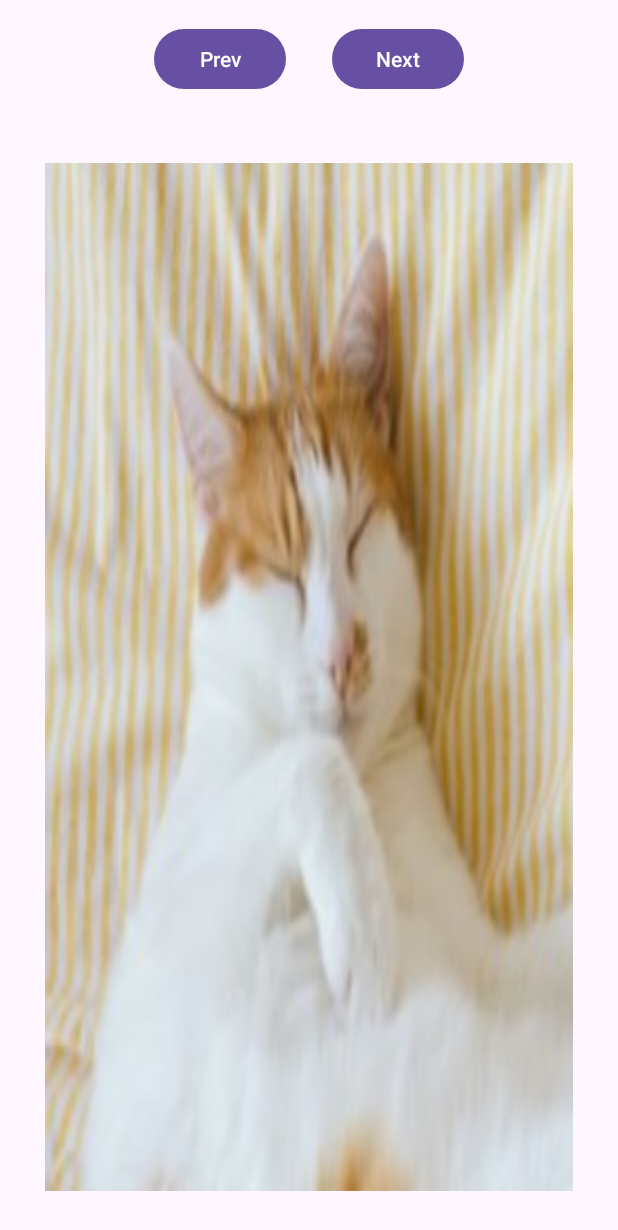
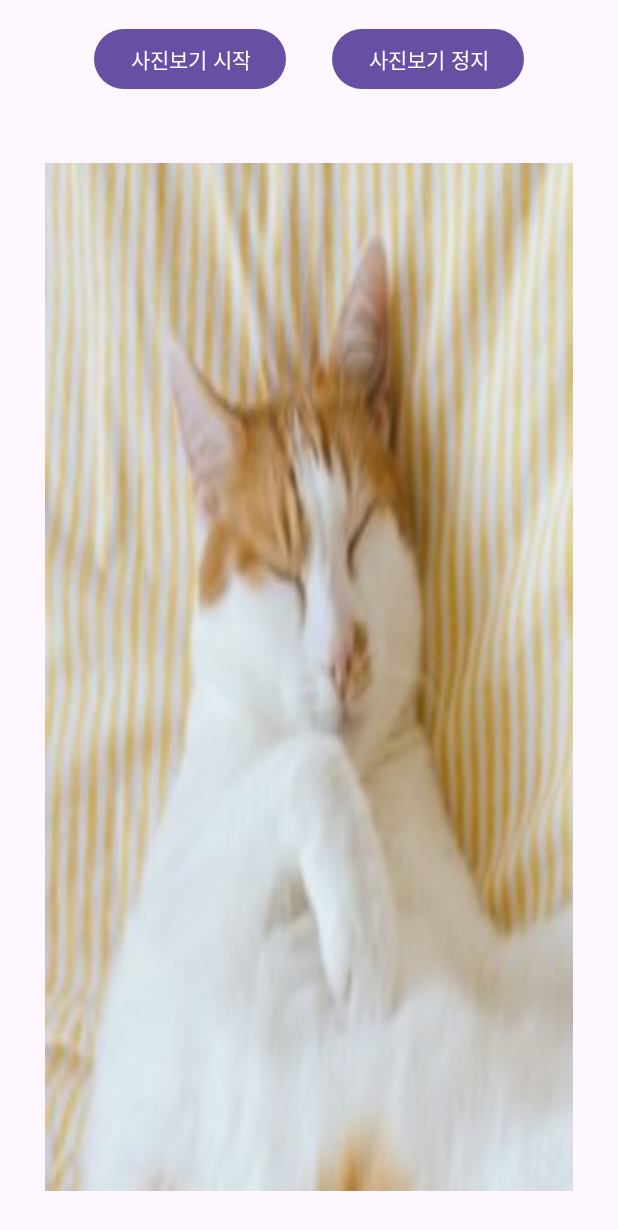
Before and after one commit to starchaser777/ViewFlipperTest, an Android app: the screen it shows after launch (MainActivity), on a phone screen of 412 x 824 dp. Shown: the top 1230 px of the screen. Run offline under Robolectric (Android 15) with nearby library versions, the phone set to English and light mode, and no system bars.

Commit message:
직접 풀어보기 6-2

```diff
--- a/app/src/main/java/kr/ac/kopo/viewflippertest/MainActivity.kt
+++ b/app/src/main/java/kr/ac/kopo/viewflippertest/MainActivity.kt
@@ -19,15 +19,23 @@ class MainActivity : AppCompatActivity() {
         btnPrev = findViewById<Button>(R.id.btnPrev)
         vFlip = findViewById<ViewFlipper>(R.id.flipper)
 
-        btnNext.setOnClickListener(btnListener)
-        btnNext.setOnClickListener(btnListener)
+        btnPrev.setOnClickListener {
+            vFlip.startFlipping()
+            vFlip.setFlipInterval(1000)
+        }
 
+        btnNext.setOnClickListener {
+            vFlip.stopFlipping()
+        }
+
+//        btnPrev.setOnClickListener(btnListener)
+//        btnNext.setOnClickListener(btnListener)
     }
 
-    val btnListener = View.OnClickListener {
-        when(it.id) {
-            R.id.btnNext -> vFlip.showNext()
-            R.id.btnPrev -> vFlip.showPrevious()
-        }
-    }
+//    val btnListener = View.OnClickListener {
+//        when(it.id) {
+//            R.id.btnPrev -> vFlip.showPrevious()
+//            R.id.btnNext -> vFlip.showNext()
+//        }
+//    }
 }
--- a/app/src/main/res/layout/activity_main.xml
+++ b/app/src/main/res/layout/activity_main.xml
@@ -17,13 +17,13 @@
             android:layout_width="wrap_content"
             android:layout_height="wrap_content"
             android:layout_margin="15dp"
-            android:text="Prev"/>
+            android:text="사진보기 시작"/>
         <Button
             android:id="@+id/btnNext"
             android:layout_width="wrap_content"
             android:layout_height="wrap_content"
             android:layout_margin="15dp"
-            android:text="Next"/>
+            android:text="사진보기 정지"/>
     </LinearLayout>
     <ViewFlipper
         android:id="@+id/flipper"
```
